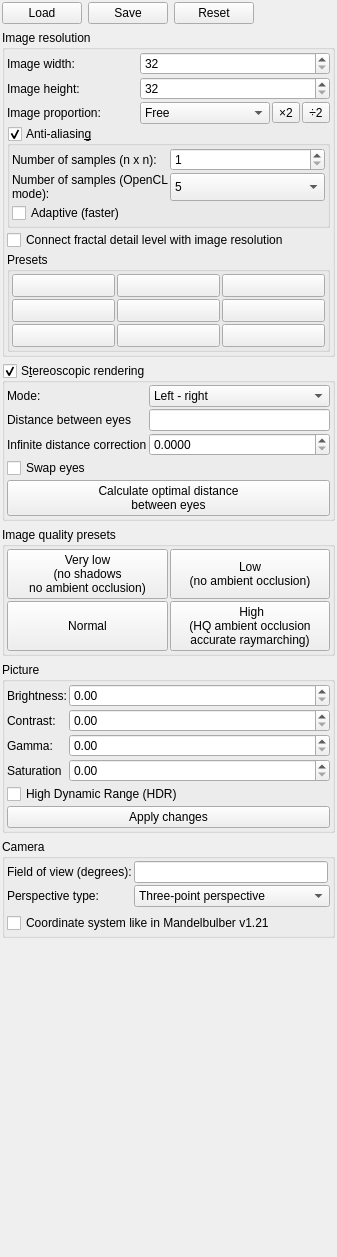
Before: the Qt Designer form mandelbulber2/qt/dock_image_adjustments.ui in buddhi1980/mandelbulber2, drawn with Qt 5.
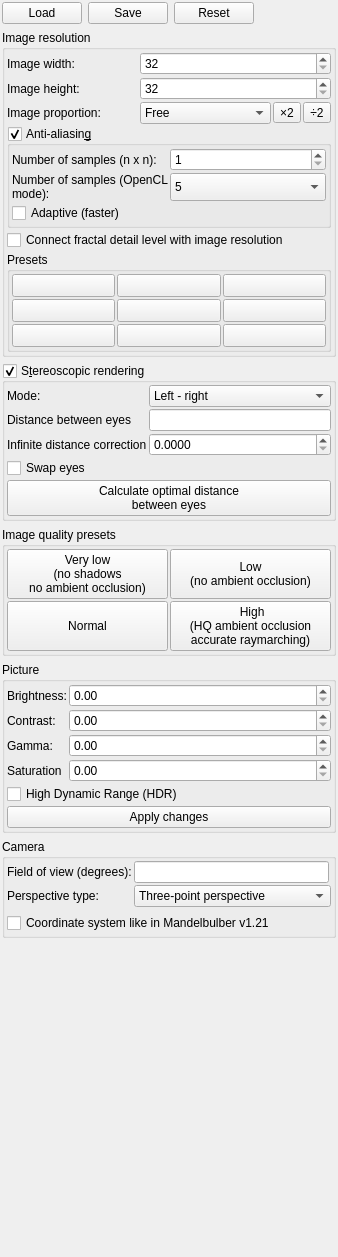
After: the same form once the commit is applied. Icons and pictures are not drawn. Custom widgets are drawn as their Qt base class.

```diff
--- a/mandelbulber2/qt/dock_image_adjustments.ui
+++ b/mandelbulber2/qt/dock_image_adjustments.ui
@@ -6,7 +6,7 @@
    <rect>
     <x>0</x>
     <y>0</y>
-    <width>337</width>
+    <width>338</width>
     <height>1257</height>
    </rect>
   </property>
```
Left out of the diff: 14 changed lines with no effect on the pictures.
